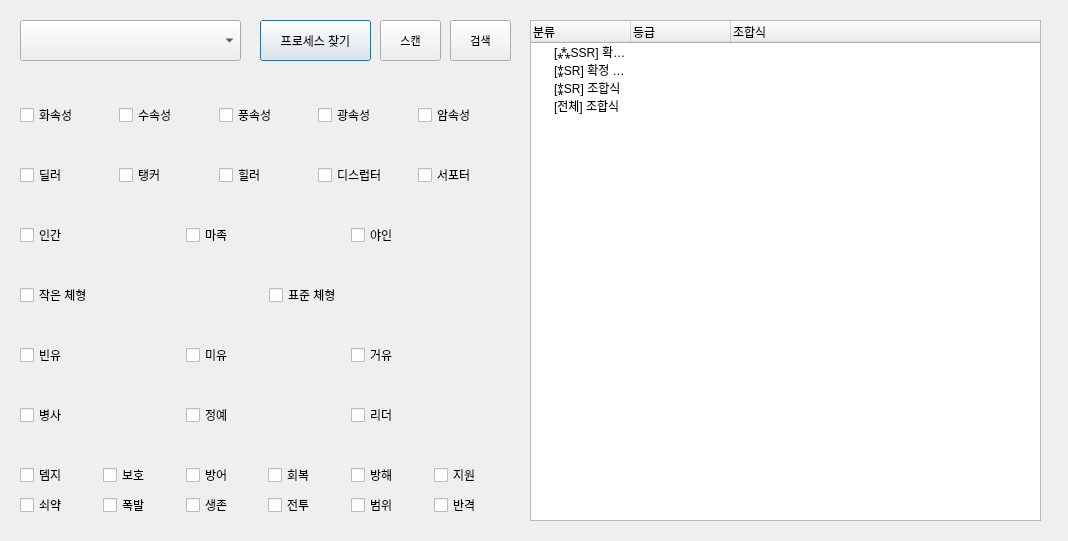
The window that tkpm_UI.ui (linsyay/tkfmAutoRecruitment) describes before a commit, drawn with Qt 5.
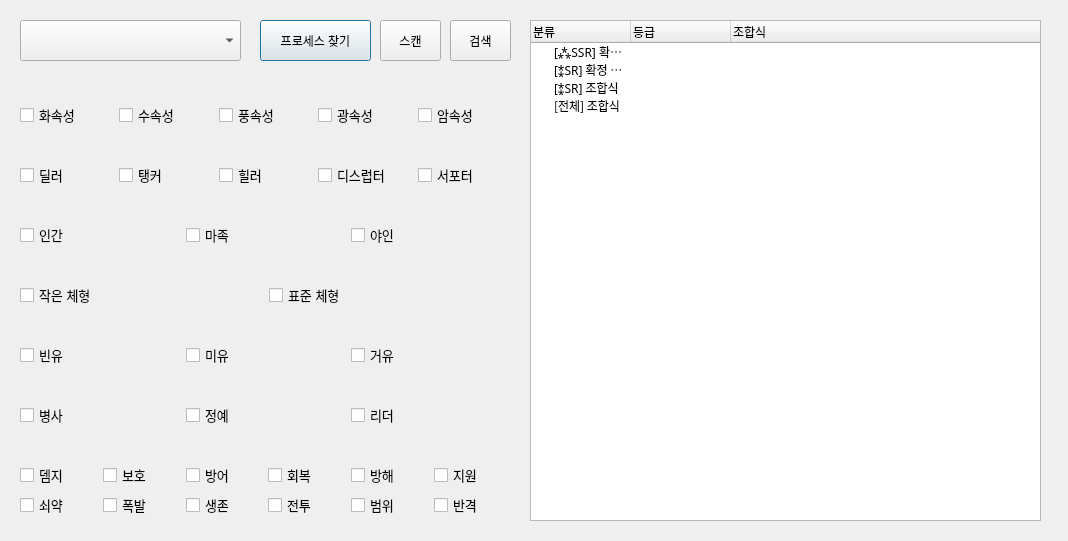
The same window after the commit.

```diff
--- a/tkpm_UI.ui
+++ b/tkpm_UI.ui
@@ -42,7 +42,7 @@
    </property>
    <property name="font">
     <font>
-     <pointsize>8</pointsize>
+     <pointsize>9</pointsize>
     </font>
    </property>
    <property name="text">
@@ -60,7 +60,7 @@
    </property>
    <property name="font">
     <font>
-     <pointsize>8</pointsize>
+     <pointsize>9</pointsize>
     </font>
    </property>
    <property name="text">
@@ -76,9 +76,19 @@
      <height>31</height>
     </rect>
    </property>
+   <property name="font">
+    <font>
+     <pointsize>10</pointsize>
+    </font>
+   </property>
    <layout class="QHBoxLayout" name="horizontalLayout">
     <item>
      <widget class="QCheckBox" name="TagBtn00">
+      <property name="font">
+       <font>
+        <pointsize>10</pointsize>
+       </font>
+      </property>
       <property name="text">
        <string>화속성</string>
       </property>
@@ -86,6 +96,11 @@
     </item>
     <item>
      <widget class="QCheckBox" name="TagBtn01">
+      <property name="font">
+       <font>
+        <pointsize>10</pointsize>
+       </font>
+      </property>
       <property name="text">
        <string>수속성</string>
       </property>
@@ -93,6 +108,11 @@
     </item>
     <item>
      <widget class="QCheckBox" name="TagBtn02">
+      <property name="font">
+       <font>
+        <pointsize>10</pointsize>
+       </font>
+      </property>
       <property name="text">
        <string>풍속성</string>
       </property>
@@ -100,6 +120,11 @@
     </item>
     <item>
      <widget class="QCheckBox" name="TagBtn03">
+      <property name="font">
+       <font>
+        <pointsize>10</pointsize>
+       </font>
+      </property>
       <property name="text">
        <string>광속성</string>
       </property>
@@ -107,6 +132,11 @@
     </item>
     <item>
      <widget class="QCheckBox" name="TagBtn04">
+      <property name="font">
+       <font>
+        <pointsize>10</pointsize>
+       </font>
+      </property>
       <property name="text">
        <string>암속성</string>
       </property>
@@ -123,9 +153,19 @@
      <height>31</height>
     </rect>
    </property>
+   <property name="font">
+    <font>
+     <pointsize>10</pointsize>
+    </font>
+   </property>
    <layout class="QHBoxLayout" name="horizontalLayout_2">
     <item>
      <widget class="QCheckBox" name="TagBtn05">
+      <property name="font">
+       <font>
+        <pointsize>10</pointsize>
+       </font>
+      </property>
       <property name="text">
        <string>딜러</string>
       </property>
@@ -133,6 +173,11 @@
     </item>
     <item>
      <widget class="QCheckBox" name="TagBtn06">
+      <property name="font">
+       <font>
+        <pointsize>10</pointsize>
+       </font>
+      </property>
       <property name="text">
        <string>탱커</string>
       </property>
@@ -140,6 +185,11 @@
     </item>
     <item>
      <widget class="QCheckBox" name="TagBtn07">
+      <property name="font">
+       <font>
+        <pointsize>10</pointsize>
+       </font>
+      </property>
       <property name="text">
        <string>힐러</string>
       </property>
@@ -147,6 +197,11 @@
     </item>
     <item>
      <widget class="QCheckBox" name="TagBtn08">
+      <property name="font">
+       <font>
+        <pointsize>10</pointsize>
+       </font>
+      </property>
       <property name="text">
        <string>디스럽터</string>
       </property>
@@ -154,6 +209,11 @@
     </item>
     <item>
      <widget class="QCheckBox" name="TagBtn09">
+      <property name="font">
+       <font>
+        <pointsize>10</pointsize>
+       </font>
+      </property>
       <property name="text">
        <string>서포터</string>
       </property>
@@ -170,9 +230,19 @@
      <height>31</height>
     </rect>
    </property>
+   <property name="font">
+    <font>
+     <pointsize>10</pointsize>
+    </font>
+   </property>
    <layout class="QHBoxLayout" name="horizontalLayout_3">
     <item>
      <widget class="QCheckBox" name="TagBtn10">
+      <property name="font">
+       <font>
+        <pointsize>10</pointsize>
+       </font>
+      </property>
       <property name="text">
        <string>인간</string>
       </property>
@@ -180,6 +250,11 @@
     </item>
     <item>
      <widget class="QCheckBox" name="TagBtn11">
+      <property name="font">
+       <font>
+        <pointsize>10</pointsize>
+       </font>
+      </property>
       <property name="text">
        <string>마족</string>
       </property>
@@ -187,6 +262,11 @@
     </item>
     <item>
      <widget class="QCheckBox" name="TagBtn12">
+      <property name="font">
+       <font>
+        <pointsize>10</pointsize>
+       </font>
+      </property>
       <property name="text">
        <string>야인</string>
       </property>
@@ -203,9 +283,19 @@
      <height>31</height>
     </rect>
    </property>
+   <property name="font">
+    <font>
+     <pointsize>10</pointsize>
+    </font>
+   </property>
    <layout class="QHBoxLayout" name="horizontalLayout_4">
     <item>
      <widget class="QCheckBox" name="TagBtn13">
+      <property name="font">
+       <font>
+        <pointsize>10</pointsize>
+       </font>
+      </property>
       <property name="text">
        <string>작은 체형</string>
       </property>
@@ -213,6 +303,11 @@
     </item>
     <item>
      <widget class="QCheckBox" name="TagBtn14">
+      <property name="font">
+       <font>
+        <pointsize>10</pointsize>
+       </font>
+      </property>
       <property name="text">
        <string>표준 체형</string>
       </property>
@@ -229,9 +324,19 @@
      <height>31</height>
     </rect>
    </property>
+   <property name="font">
+    <font>
+     <pointsize>10</pointsize>
+    </font>
+   </property>
    <layout class="QHBoxLayout" name="horizontalLayout_5">
     <item>
      <widget class="QCheckBox" name="TagBtn15">
+      <property name="font">
+       <font>
+        <pointsize>10</pointsize>
+       </font>
+      </property>
       <property name="text">
        <string>빈유</string>
       </property>
@@ -239,6 +344,11 @@
     </item>
     <item>
      <widget class="QCheckBox" name="TagBtn16">
+      <property name="font">
+       <font>
+        <pointsize>10</pointsize>
+       </font>
+      </property>
       <property name="text">
        <string>미유</string>
       </property>
@@ -246,6 +356,11 @@
     </item>
     <item>
      <widget class="QCheckBox" name="TagBtn17">
+      <property name="font">
+       <font>
+        <pointsize>10</pointsize>
+       </font>
+      </property>
       <property name="text">
        <string>거유</string>
       </property>
@@ -262,9 +377,19 @@
      <height>31</height>
     </rect>
    </property>
+   <property name="font">
+    <font>
+     <pointsize>10</pointsize>
+    </font>
+   </property>
    <layout class="QHBoxLayout" name="horizontalLayout_6">
     <item>
      <widget class="QCheckBox" name="TagBtn18">
+      <property name="font">
+       <font>
+        <pointsize>10</pointsize>
+       </font>
+      </property>
       <property name="text">
        <string>병사</string>
       </property>
@@ -272,6 +397,11 @@
     </item>
     <item>
      <widget class="QCheckBox" name="TagBtn19">
+      <property name="font">
+       <font>
+        <pointsize>10</pointsize>
+       </font>
+      </property>
       <property name="text">
        <string>정예</string>
       </property>
@@ -279,6 +409,11 @@
     </item>
     <item>
      <widget class="QCheckBox" name="TagBtn20">
+      <property name="font">
+       <font>
+        <pointsize>10</pointsize>
+       </font>
+      </property>
       <property name="text">
        <string>리더</string>
       </property>
@@ -295,9 +430,19 @@
      <height>31</height>
     </rect>
    </property>
+   <property name="font">
+    <font>
+     <pointsize>10</pointsize>
+    </font>
+   </property>
    <layout class="QHBoxLayout" name="horizontalLayout_7">
     <item>
      <widget class="QCheckBox" name="TagBtn21">
+      <property name="font">
+       <font>
+        <pointsize>10</pointsize>
+       </font>
+      </property>
       <property name="text">
        <string>뎀지</string>
       </property>
@@ -305,6 +450,11 @@
     </item>
     <item>
      <widget class="QCheckBox" name="TagBtn22">
+      <property name="font">
+       <font>
+        <pointsize>10</pointsize>
+       </font>
+      </property>
       <property name="text">
        <string>보호</string>
       </property>
@@ -312,6 +462,11 @@
     </item>
     <item>
      <widget class="QCheckBox" name="TagBtn23">
+      <property name="font">
+       <font>
+        <pointsize>10</pointsize>
+       </font>
+      </property>
       <property name="text">
        <string>방어</string>
       </property>
@@ -319,6 +474,11 @@
     </item>
     <item>
      <widget class="QCheckBox" name="TagBtn24">
+      <property name="font">
+       <font>
+        <pointsize>10</pointsize>
+       </font>
+      </property>
       <property name="text">
        <string>회복</string>
       </property>
@@ -326,6 +486,11 @@
     </item>
     <item>
      <widget class="QCheckBox" name="TagBtn25">
+      <property name="font">
+       <font>
+        <pointsize>10</pointsize>
+       </font>
+      </property>
       <property name="text">
        <string>방해</string>
       </property>
@@ -333,6 +498,11 @@
     </item>
     <item>
      <widget class="QCheckBox" name="TagBtn26">
+      <property name="font">
+       <font>
+        <pointsize>10</pointsize>
+       </font>
+      </property>
       <property name="text">
        <string>지원</string>
       </property>
@@ -349,9 +519,19 @@
      <height>31</height>
     </rect>
    </property>
+   <property name="font">
+    <font>
+     <pointsize>10</pointsize>
+    </font>
+   </property>
    <layout class="QHBoxLayout" name="horizontalLayout_8">
     <item>
      <widget class="QCheckBox" name="TagBtn27">
+      <property name="font">
+       <font>
+        <pointsize>10</pointsize>
+       </font>
+      </property>
       <property name="text">
        <string>쇠약</string>
       </property>
@@ -359,6 +539,11 @@
     </item>
     <item>
      <widget class="QCheckBox" name="TagBtn28">
+      <property name="font">
+       <font>
+        <pointsize>10</pointsize>
+       </font>
+      </property>
       <property name="text">
        <string>폭발</string>
       </property>
@@ -366,6 +551,11 @@
     </item>
     <item>
      <widget class="QCheckBox" name="TagBtn29">
+      <property name="font">
+       <font>
+        <pointsize>10</pointsize>
+       </font>
+      </property>
       <property name="text">
        <string>생존</string>
       </property>
@@ -373,6 +563,11 @@
     </item>
     <item>
      <widget class="QCheckBox" name="TagBtn30">
+      <property name="font">
+       <font>
+        <pointsize>10</pointsize>
+       </font>
+      </property>
       <property name="text">
        <string>전투</string>
       </property>
@@ -380,6 +575,11 @@
     </item>
     <item>
      <widget class="QCheckBox" name="TagBtn31">
+      <property name="font">
+       <font>
+        <pointsize>10</pointsize>
+       </font>
+      </property>
       <property name="text">
        <string>범위</string>
       </property>
@@ -387,6 +587,11 @@
     </item>
     <item>
      <widget class="QCheckBox" name="TagBtn32">
+      <property name="font">
+       <font>
+        <pointsize>10</pointsize>
+       </font>
+      </property>
       <property name="text">
        <string>반격</string>
       </property>
@@ -413,6 +618,13 @@
      <height>501</height>
     </rect>
    </property>
+   <property name="font">
+    <font>
+     <family>돋움</family>
+     <pointsize>9</pointsize>
+     <underline>false</underline>
+    </font>
+   </property>
    <column>
     <property name="text">
      <string>분류</string>
@@ -432,21 +644,57 @@
     <property name="text">
      <string>[⁂SSR] 확정 조합식</string>
     </property>
+    <property name="font">
+     <font>
+      <weight>50</weight>
+      <bold>false</bold>
+     </font>
+    </property>
    </item>
    <item>
     <property name="text">
      <string>[⁑SR] 확정 조합식</string>
     </property>
+    <property name="font">
+     <font>
+      <weight>50</weight>
+      <bold>false</bold>
+     </font>
+    </property>
    </item>
    <item>
     <property name="text">
      <string>[⁑SR] 조합식</string>
     </property>
+    <property name="font">
+     <font>
+      <weight>50</weight>
+      <bold>false</bold>
+     </font>
+    </property>
+    <property name="text">
+     <string/>
+    </property>
    </item>
    <item>
     <property name="text">
      <string>[전체] 조합식</string>
     </property>
+    <property name="font">
+     <font>
+      <weight>50</weight>
+      <bold>false</bold>
+     </font>
+    </property>
+    <property name="text">
+     <string/>
+    </property>
+    <property name="font">
+     <font>
+      <weight>75</weight>
+      <bold>true</bold>
+     </font>
+    </property>
    </item>
   </widget>
  </widget>
```
